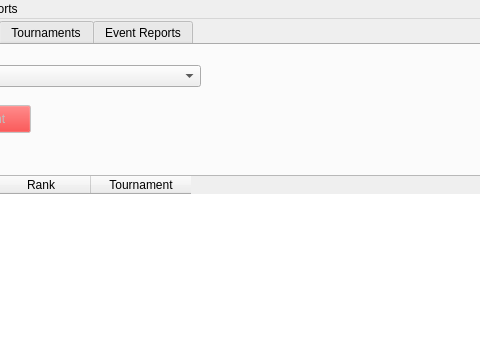
goldRust/4n6_tracker, file Forensics_Organizer.ui: the form before one commit; both pictures show x 122 to 602 and y 0 to 345 of the 1067 by 877 pixel window.
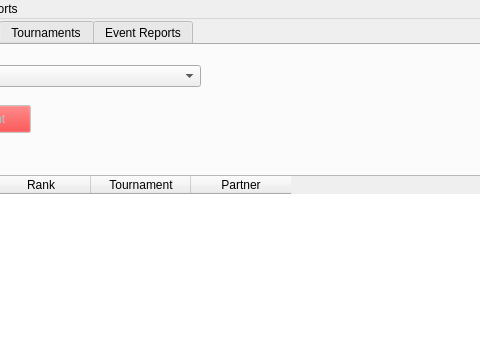
The form after the commit. The open tabs and pages were chosen to show the change.

Commit message: Added the partner attribute to performances. Added the ability to edit partner in the EditPerformanceDialog. Performance edits are persistent across partners.

The edit to the form file:
```diff
--- a/Forensics_Organizer.ui
+++ b/Forensics_Organizer.ui
@@ -331,6 +331,11 @@
         <string>Tournament</string>
        </property>
       </column>
+      <column>
+       <property name="text">
+        <string>Partner</string>
+       </property>
+      </column>
      </widget>
      <widget class="QFrame" name="add_performance_frame">
       <property name="enabled">
```
Left out of the diff: 2 changed lines with no effect on the pictures. The commit also changes 6 other files.
